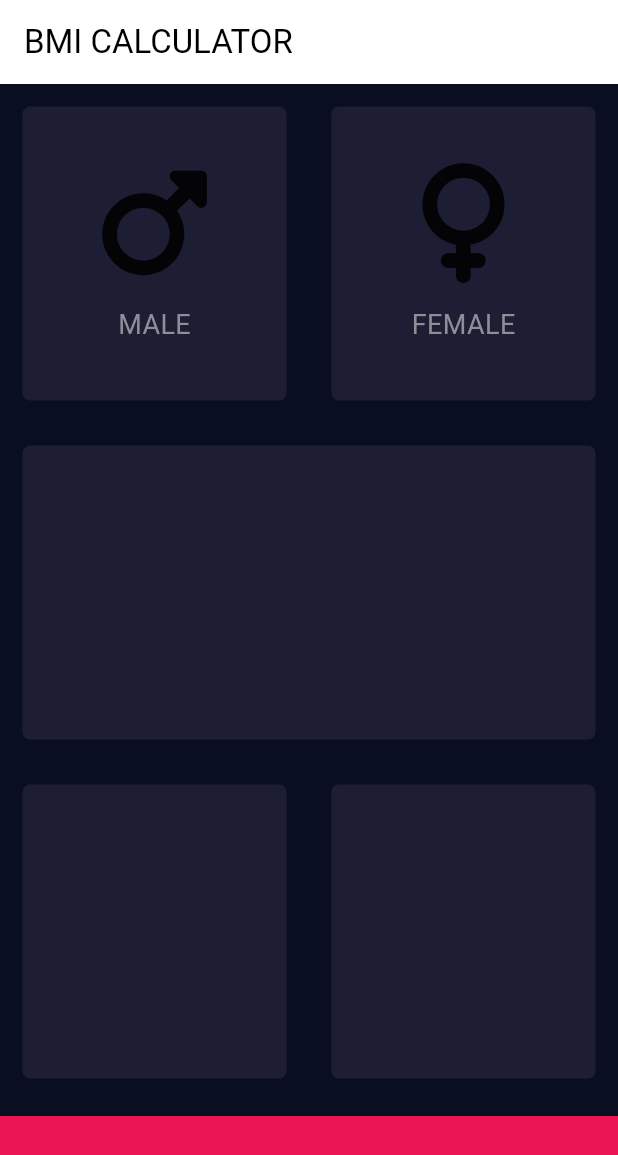
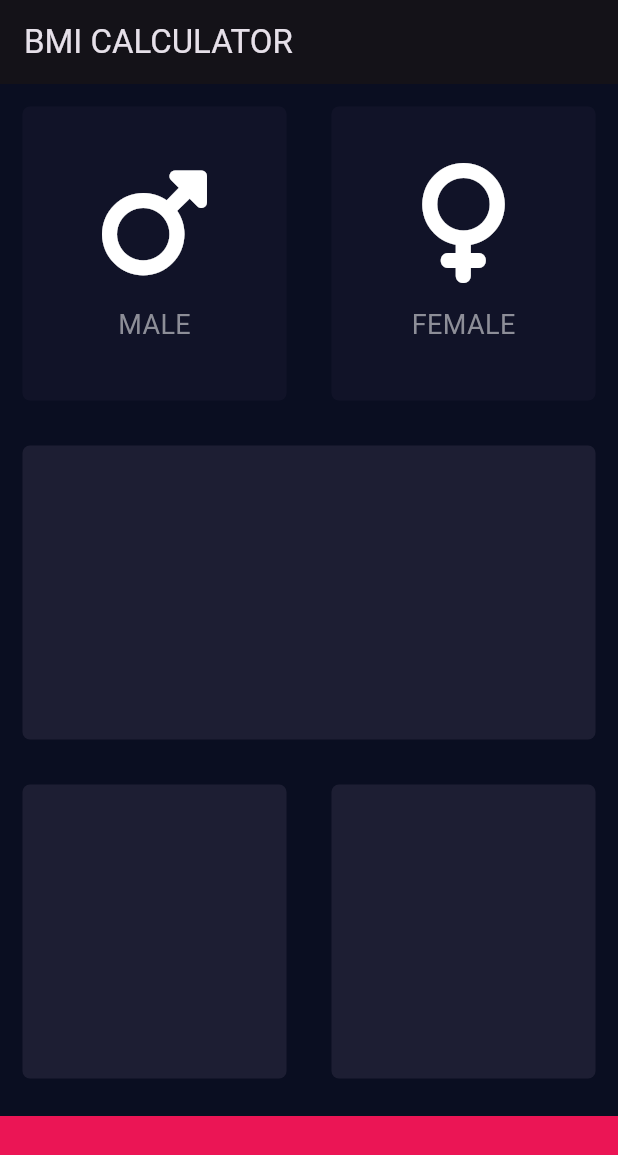
Before and after one commit to PlamediD/bmi_calculator, a Flutter app: the screen it shows after launch, on a phone screen of 412 x 824 dp. Shown: the top 1155 px of the screen. Run offline on Flutter 3.47's test engine with Material 3 defaults, Android fonts, the phone set to English and light mode, and no system bars; our stand-ins replace font_awesome_flutter.

Commit message:
finished working on the male and female button

```diff
--- /dev/null
+++ b/lib/components/icon_content.dart
@@ -0,0 +1,33 @@
+import 'package:flutter/material.dart';
+
+const labelTextStyle=TextStyle(
+    fontSize: 18.0,
+    color: Color(0xFF8D8E98)
+);
+class IconContent extends StatelessWidget {
+  IconContent({this.icon, required this.label});
+  final IconData? icon;
+  final String label;
+
+  @override
+  Widget build(BuildContext context) {
+    return Column(
+      mainAxisAlignment: MainAxisAlignment.center,
+      children: <Widget>[
+        Icon(
+          /*FontAwesomeIcons.mars,*/
+          icon,
+          size: 80.0,
+        ),
+        SizedBox(
+          height: 15.0,
+        ),
+        Text(
+          label,
+          style: labelTextStyle,
+
+        ),
+      ],
+    );
+  }
+}
--- a/lib/components/reusable_card.dart
+++ b/lib/components/reusable_card.dart
@@ -1,7 +1,7 @@
 import 'package:flutter/material.dart';
 import 'package:font_awesome_flutter/font_awesome_flutter.dart';
 
-class ReusableCard extends StatelessWidget {
+/*class ReusableCard extends StatelessWidget {
   ReusableCard({required this.colour,  this.cardChild, this.onPress});
 
   final Color colour;
@@ -22,4 +22,20 @@ class ReusableCard extends StatelessWidget {
       ),
     );
   }
+}*/
+class ReusableCard extends StatelessWidget {
+  ReusableCard({required this.colour, this.cardChild});
+  final Color colour;
+  final Widget? cardChild;
+  @override
+  Widget build(BuildContext context) {
+    return Container(
+      child: cardChild,
+      margin: EdgeInsets.all(15.0),
+      decoration: BoxDecoration(
+        color: colour,
+        borderRadius: BorderRadius.circular(5.0),
+      ),
+    );
+  }
 }
--- a/lib/main.dart
+++ b/lib/main.dart
@@ -7,11 +7,8 @@ class BMICalculator extends StatelessWidget {
   @override
   Widget build(BuildContext context) {
     return MaterialApp(
-      theme: ThemeData(
-        colorScheme: ColorScheme.fromSwatch().copyWith(
-            primary: Color(0xFF0A0E21),
-            //secondary: Colors.purple
-        ),
+      theme: ThemeData.dark().copyWith(
+        primaryColor: Color(0xFF0A0E21),
         scaffoldBackgroundColor: Color(0xFF0A0E21),
       ),
       home: InputPage(),
--- a/lib/screens/input_page.dart
+++ b/lib/screens/input_page.dart
@@ -1,9 +1,12 @@
 import 'package:flutter/material.dart';
 import 'package:font_awesome_flutter/font_awesome_flutter.dart';
+import 'package:bmi_calculator/components/reusable_card.dart';
+import 'package:bmi_calculator/components/icon_content.dart';
 
 const bottomContainerHeight = 80.0;
 const activeCardColour = Color(0xFF1D1E33);
 const bottomContainerColor = Color(0xFFEB1555);
+const inactiveCardColour = Color(0xFF111328);
 
 class InputPage extends StatefulWidget {
   @override
@@ -11,6 +14,29 @@ class InputPage extends StatefulWidget {
 }
 
 class _InputPageState extends State<InputPage> {
+  Color maleCardColour = inactiveCardColour;
+  Color femaleCardColour = inactiveCardColour;
+  //1=male, 2-female
+  void updateColour(int gender) {
+    if (gender == 1) {
+      if (maleCardColour == inactiveCardColour) {
+        maleCardColour = activeCardColour;
+        femaleCardColour=inactiveCardColour;
+      } else {
+        maleCardColour = inactiveCardColour;
+      }
+    }
+    if (gender == 2) {
+      if (femaleCardColour == inactiveCardColour) {
+        femaleCardColour = activeCardColour;
+        maleCardColour=inactiveCardColour;
+      }
+      else{
+        femaleCardColour = inactiveCardColour;
+      }
+    }
+  }
+
   @override
   Widget build(BuildContext context) {
     return Scaffold(
@@ -23,20 +49,34 @@ class _InputPageState extends State<InputPage> {
             child: Row(
               children: <Widget>[
                 Expanded(
+                  child: GestureDetector(
+                    onTap: () {
+                      setState(() {
+                        updateColour(1);
+                      });
+                    },
                     child: ReusableCard(
-                    colour: activeCardColour,
+                      colour: maleCardColour,
                       cardChild: IconContent(
                         icon: FontAwesomeIcons.mars,
                         label: 'MALE',
                       ),
                     ),
                   ),
+                ),
                 Expanded(
+                  child: GestureDetector(
+                    onTap: () {
+                      setState(() {
+                        updateColour(2);
+                      });
+                    },
                     child: ReusableCard(
-                    colour: activeCardColour,
+                      colour: femaleCardColour,
                       cardChild: IconContent(
                         icon: FontAwesomeIcons.venus,
                         label: 'FEMALE',
+                      ),
                     ),
                   ),
                 ),
@@ -75,47 +115,3 @@ class _InputPageState extends State<InputPage> {
     );
   }
 }
-
-class IconContent extends StatelessWidget {
-  IconContent({this.icon, required this.label});
-  final IconData? icon;
-  final String label;
-
-  @override
-  Widget build(BuildContext context) {
-    return Column(
-      mainAxisAlignment: MainAxisAlignment.center,
-      children: <Widget>[
-        Icon(
-          /*FontAwesomeIcons.mars,*/
-          icon,
-          size: 80.0,
-        ),
-        SizedBox(
-          height: 15.0,
-        ),
-        Text(
-          label,
-          style: TextStyle(fontSize: 18.0, color: Color(0xFF8D8E98)),
-        ),
-      ],
-    );
-  }
-}
-
-class ReusableCard extends StatelessWidget {
-  ReusableCard({required this.colour, this.cardChild});
-  final Color colour;
-  final Widget? cardChild;
-  @override
-  Widget build(BuildContext context) {
-    return Container(
-      child: cardChild,
-      margin: EdgeInsets.all(15.0),
-      decoration: BoxDecoration(
-        color: colour,
-        borderRadius: BorderRadius.circular(5.0),
-      ),
-    );
-  }
-}
```
Also changed, not shown: lib/calculator_brain.dart (added), lib/components/bottom_button.dart (added), lib/components/round_icon_button.dart (added), lib/constants.dart (added). Lines whose indentation alone changed are shown as unchanged.
